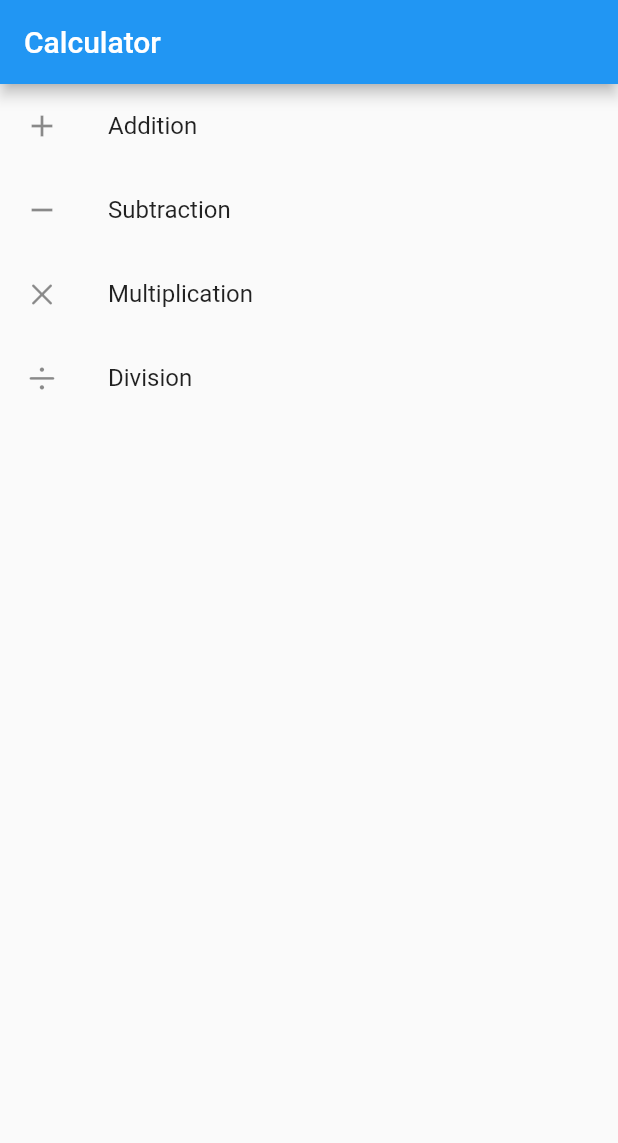
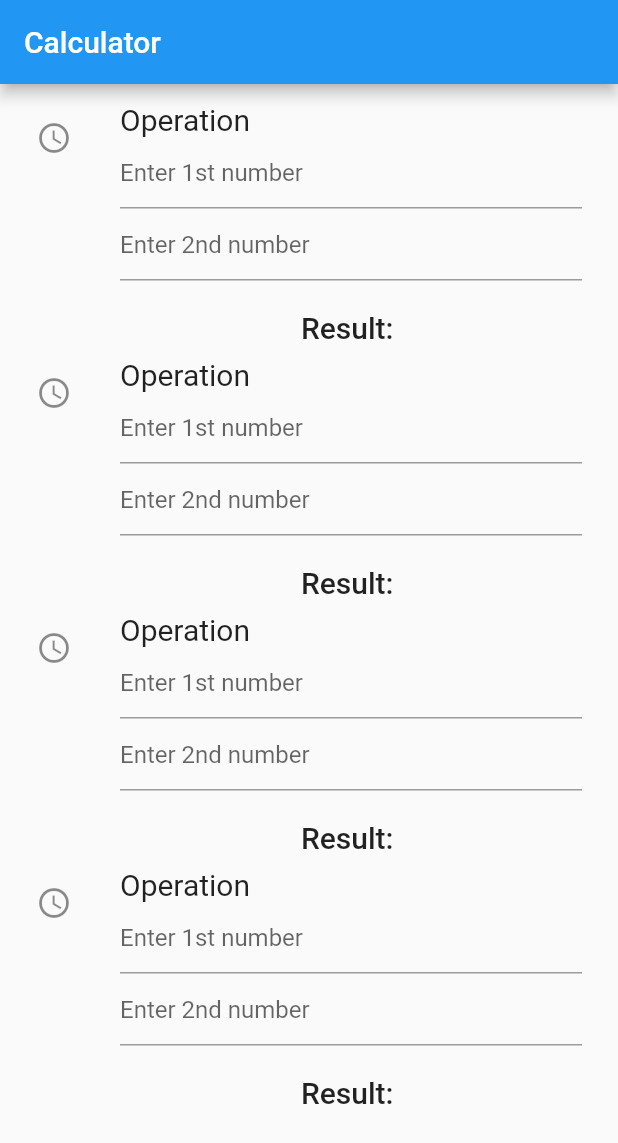
Before and after one commit to kboomska/testing-basics, a Flutter app: the screen it shows after launch, on a phone screen of 412 x 824 dp. Shown: the top 1143 px of the screen. Run offline on Flutter 3.47's test engine with Material 2 defaults, Android fonts, the phone set to English and light mode, and no system bars.

Commit message:
calculator widget testing; OperationWidget

```diff
--- /dev/null
+++ b/widget_testing/lib/calculator.dart
@@ -0,0 +1,27 @@
+class Calculator {
+  double add(double a, double b) {
+    return a + b;
+  }
+
+  double subtract(double a, double b) {
+    return a - b;
+  }
+
+  double multiply(double a, double b) {
+    return a * b;
+  }
+
+  double divide(double a, double b) {
+    if (b == 0) throw ArgumentError('Cannot divide by zero!');
+    return a / b;
+  }
+
+  Future<double> powerOfTwo(double a) {
+    return Future.delayed(const Duration(seconds: 1), () => a * a);
+  }
+
+  Stream<int> fibonacciSequence() => Stream.periodic(
+      const Duration(seconds: 1), (count) => _fibonacciValues[count]);
+
+  final List<int> _fibonacciValues = [0, 1, 1, 2, 3, 5, 8, 13, 21];
+}
--- a/widget_testing/lib/main.dart
+++ b/widget_testing/lib/main.dart
@@ -1,5 +1,9 @@
 import 'package:flutter/cupertino.dart';
 import 'package:flutter/material.dart';
+
+import 'package:widget_testing/calculator.dart';
+import 'package:widget_testing/operation.dart';
+import 'package:widget_testing/operation_widget.dart';
 
 void main() {
   runApp(const CalculatorApp());
@@ -10,30 +14,37 @@ class CalculatorApp extends StatelessWidget {
 
   @override
   Widget build(BuildContext context) {
+    final calculator = Calculator();
+
     return MaterialApp(
       home: Scaffold(
         appBar: AppBar(
           title: const Text('Calculator'),
         ),
-        body: const Column(
-          children: [
-            ListTile(
-              title: Text('Addition'),
-              leading: Icon(Icons.add),
+        body: SingleChildScrollView(
+          child: Padding(
+            padding: const EdgeInsets.all(8.0),
+            child: Column(
+              children: [
+                OperationWidget(
+                  calculator: calculator,
+                  operation: Operation.add,
+                ),
+                OperationWidget(
+                  calculator: calculator,
+                  operation: Operation.subtract,
+                ),
+                OperationWidget(
+                  calculator: calculator,
+                  operation: Operation.multiply,
+                ),
+                OperationWidget(
+                  calculator: calculator,
+                  operation: Operation.divide,
+                ),
+              ],
             ),
-            ListTile(
-              title: Text('Subtraction'),
-              leading: Icon(Icons.remove),
-            ),
-            ListTile(
-              title: Text('Multiplication'),
-              leading: Icon(CupertinoIcons.multiply),
-            ),
-            ListTile(
-              title: Text('Division'),
-              leading: Icon(CupertinoIcons.divide),
-            ),
-          ],
+          ),
         ),
       ),
     );
--- /dev/null
+++ b/widget_testing/lib/operation.dart
@@ -0,0 +1,6 @@
+enum Operation {
+  add,
+  subtract,
+  multiply,
+  divide,
+}
--- /dev/null
+++ b/widget_testing/lib/operation_widget.dart
@@ -0,0 +1,102 @@
+import 'package:flutter/material.dart';
+
+import 'package:widget_testing/calculator.dart';
+import 'package:widget_testing/operation.dart';
+
+class OperationWidget extends StatefulWidget {
+  final Operation operation;
+  final Calculator calculator;
+
+  const OperationWidget({
+    super.key,
+    required this.calculator,
+    required this.operation,
+  });
+
+  @override
+  State<OperationWidget> createState() => _OperationWidgetState();
+}
+
+class _OperationWidgetState extends State<OperationWidget> {
+  final _topTextController = TextEditingController();
+  final _bottomTextController = TextEditingController();
+
+  String _operationResult = '';
+
+  @override
+  void initState() {
+    _topTextController.addListener(_getResult);
+    _bottomTextController.addListener(_getResult);
+    super.initState();
+  }
+
+  @override
+  void dispose() {
+    _topTextController.dispose();
+    _bottomTextController.dispose();
+    super.dispose();
+  }
+
+  @override
+  Widget build(BuildContext context) {
+    return ListTile(
+      title: const Text(
+        'Operation',
+        style: TextStyle(fontSize: 20),
+      ),
+      leading: const Icon(Icons.access_time_outlined),
+      subtitle: Column(
+        children: [
+          TextField(
+            controller: _topTextController,
+            keyboardType: TextInputType.number,
+            decoration: const InputDecoration(hintText: 'Enter 1st number'),
+          ),
+          TextField(
+            controller: _bottomTextController,
+            keyboardType: TextInputType.number,
+            decoration: const InputDecoration(hintText: 'Enter 2nd number'),
+          ),
+          const SizedBox(height: 20),
+          Text(
+            'Result: $_operationResult',
+            style: Theme.of(context).textTheme.titleLarge,
+          )
+        ],
+      ),
+    );
+  }
+
+  void _getResult() {
+    try {
+      final result = _calculate(
+        double.tryParse(_topTextController.text)!,
+        double.tryParse(_bottomTextController.text)!,
+      );
+      setState(() {
+        _operationResult = result.toString();
+      });
+    } catch (_) {
+      setState(() {
+        _operationResult = '';
+      });
+    }
+  }
+
+  double _calculate(double top, double bottom) {
+    double result;
+
+    switch (widget.operation) {
+      case Operation.add:
+        result = widget.calculator.add(top, bottom);
+      case Operation.subtract:
+        result = widget.calculator.subtract(top, bottom);
+      case Operation.multiply:
+        result = widget.calculator.multiply(top, bottom);
+      case Operation.divide:
+        result = widget.calculator.divide(top, bottom);
+    }
+
+    return result;
+  }
+}
```
